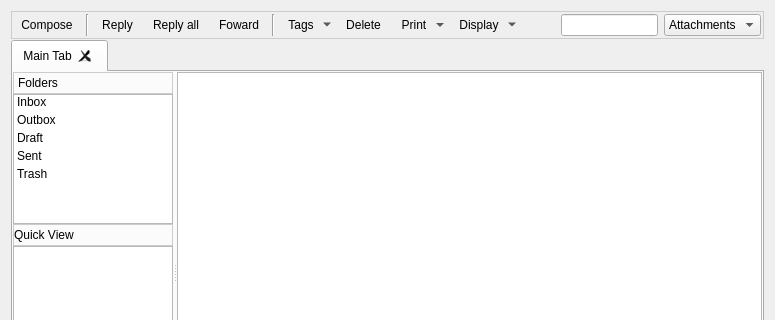
Above: retroshare-gui/src/gui/MessagesDialog.ui from RetroShare/RetroShare before the change; both pictures show x 0 to 775 and y 0 to 320 of the 775 by 485 pixel window. Below: the same form after it.
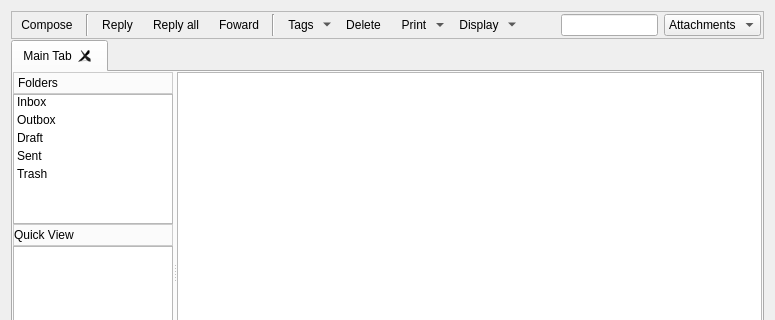
That is the form after the change. Icons and pictures are not drawn. Custom widgets are drawn as their Qt base class.

```diff
--- a/retroshare-gui/src/gui/MessagesDialog.ui
+++ b/retroshare-gui/src/gui/MessagesDialog.ui
@@ -34,19 +34,6 @@
        <height>36</height>
       </size>
      </property>
-     <property name="baseSize">
-      <size>
-       <width>0</width>
-       <height>68</height>
-      </size>
-     </property>
-     <property name="styleSheet">
-      <string notr="true">QFrame#frame{ 
-background-color: qlineargradient(x1:0, y1:0, x2:0, y2:1,
-stop:0 #FEFEFE, stop:1 #E8E8E8);
-
-border: 1px solid #CCCCCC;}</string>
-     </property>
      <property name="frameShape">
       <enum>QFrame::StyledPanel</enum>
      </property>
```
Left out of the diff: 2 changed lines with no effect on the pictures.
